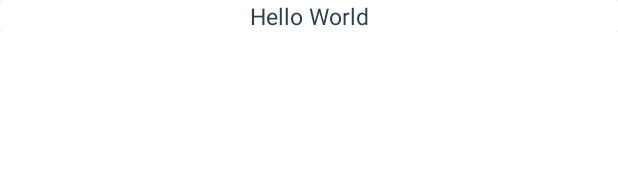
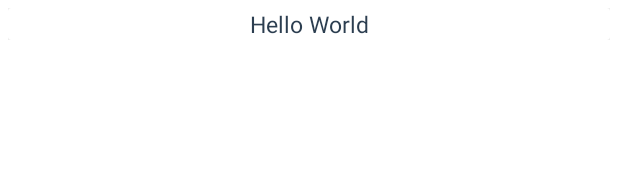
Before and after one commit to valentin-syliusa/fizz_buzz, an Android app: the layout result_layout.xml on its own in the app's theme, with its tools: preview values and no code run, on a phone screen of 412 x 824 dp. Shown: the top 190 px of the screen. Run offline under Robolectric (Android 15) with nearby library versions, the phone set to English and light mode, and no system bars.

Commit message:
UI improvements

```diff
--- a/app/src/main/java/com/aranegav/fizzbuzz/presentation/result/list/ResultRecyclerViewHolder.kt
+++ b/app/src/main/java/com/aranegav/fizzbuzz/presentation/result/list/ResultRecyclerViewHolder.kt
@@ -5,6 +5,6 @@ import androidx.recyclerview.widget.RecyclerView
 class ResultRecyclerViewHolder(private val resultView: ResultView) :
     RecyclerView.ViewHolder(resultView) {
         fun bind(result: String) {
-
+            resultView.result = result
         }
 }
--- a/app/src/main/res/layout/result_layout.xml
+++ b/app/src/main/res/layout/result_layout.xml
@@ -5,7 +5,8 @@
     xmlns:tools="http://schemas.android.com/tools"
     android:layout_width="match_parent"
     android:layout_height="wrap_content"
-    xmlns:app="http://schemas.android.com/apk/res-auto">
+    xmlns:app="http://schemas.android.com/apk/res-auto"
+    android:padding="5dp">
 
     <androidx.cardview.widget.CardView
         android:id="@+id/root_container"
```
